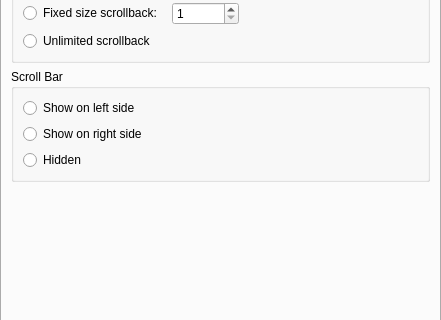
Qt form src/EditProfileDialog.ui (KDE/konsole) before a commit; both pictures show x 0 to 441 and y 88 to 408 of the 441 by 551 pixel window.
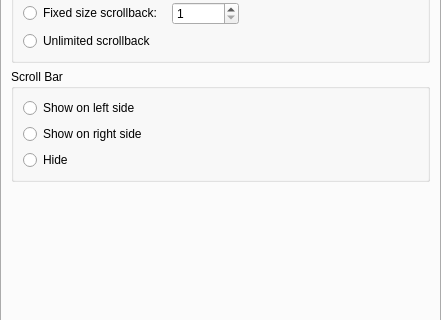
The same form after that commit. The open tabs and pages were chosen to show the change. Custom widgets are drawn as their Qt base class.

Commit message:
UI string minor change for scroll bar : hidden -> hide
This make it consistent with the other two options for scroll bar.

What changed in the file:
```diff
--- a/src/EditProfileDialog.ui
+++ b/src/EditProfileDialog.ui
@@ -814,7 +814,7 @@
              <string>Hide the scroll bar</string>
             </property>
             <property name="text">
-             <string comment="@option:radio Conceal the scroll bar">Hidden</string>
+             <string comment="@option:radio Hide the scroll bar">Hide</string>
             </property>
            </widget>
           </item>
```
